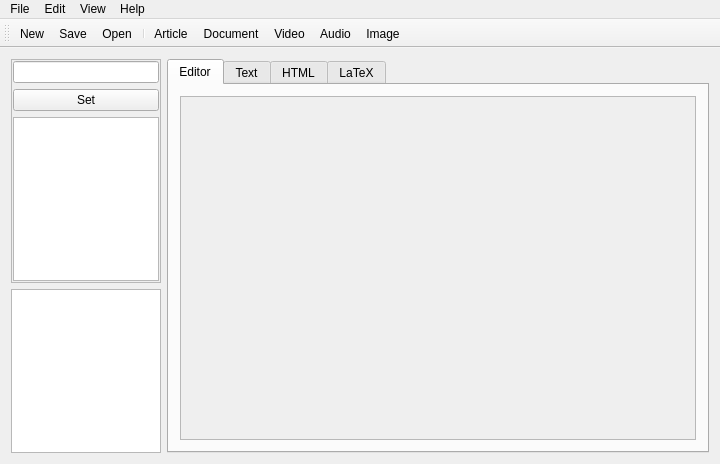
First picture: the form in mainwindow.ui, repository mdamien/NotesManager, before the edit.
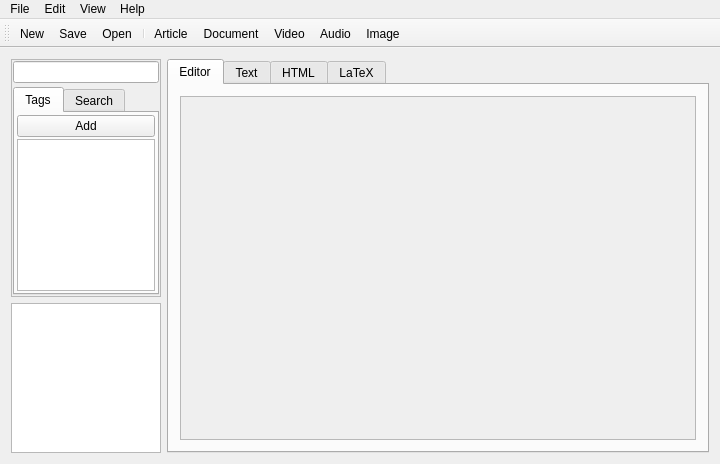
Second picture: the form after the edit. Icons and pictures are not drawn.

Commit message: Dynamic tag search ready : AWESOME! Just test it!

Diff of the .ui file:
```diff
--- a/mainwindow.ui
+++ b/mainwindow.ui
@@ -42,6 +42,9 @@
           <enum>QFrame::Raised</enum>
          </property>
          <layout class="QVBoxLayout" name="verticalLayout_9">
+          <property name="spacing">
+           <number>2</number>
+          </property>
           <property name="margin">
            <number>1</number>
           </property>
@@ -58,18 +61,62 @@
              <property name="margin">
               <number>0</number>
              </property>
-             <item>
-              <widget class="QPushButton" name="tag_set">
-               <property name="text">
-                <string>Set</string>
-               </property>
-              </widget>
-             </item>
             </layout>
            </widget>
           </item>
           <item>
-           <widget class="QListWidget" name="tag_list"/>
+           <widget class="QTabWidget" name="tabWidget">
+            <property name="currentIndex">
+             <number>0</number>
+            </property>
+            <widget class="QWidget" name="tab_5">
+             <attribute name="title">
+              <string>Tags</string>
+             </attribute>
+             <layout class="QVBoxLayout" name="verticalLayout_5">
+              <property name="spacing">
+               <number>2</number>
+              </property>
+              <property name="margin">
+               <number>2</number>
+              </property>
+              <item>
+               <widget class="QPushButton" name="tag_set">
+                <property name="text">
+                 <string>Add</string>
+                </property>
+               </widget>
+              </item>
+              <item>
+               <widget class="QListWidget" name="tag_list">
+                <property name="sortingEnabled">
+                 <bool>true</bool>
+                </property>
+               </widget>
+              </item>
+             </layout>
+            </widget>
+            <widget class="QWidget" name="tab_6">
+             <attribute name="title">
+              <string>Search</string>
+             </attribute>
+             <layout class="QVBoxLayout" name="verticalLayout_6">
+              <property name="spacing">
+               <number>2</number>
+              </property>
+              <property name="margin">
+               <number>2</number>
+              </property>
+              <item>
+               <widget class="QListWidget" name="tag_search">
+                <property name="sortingEnabled">
+                 <bool>true</bool>
+                </property>
+               </widget>
+              </item>
+             </layout>
+            </widget>
+           </widget>
           </item>
          </layout>
         </widget>
```
The commit also changes 2 other files.
